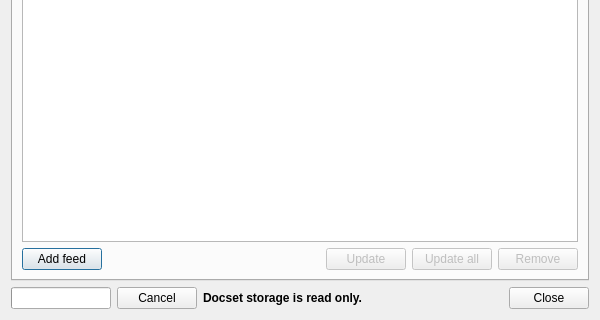
The window that src/libs/ui/docsetsdialog.ui (zealdocs/zeal) describes before a commit, drawn with Qt 5; both pictures show x 0 to 600 and y 180 to 500 of the 600 by 500 pixel window.
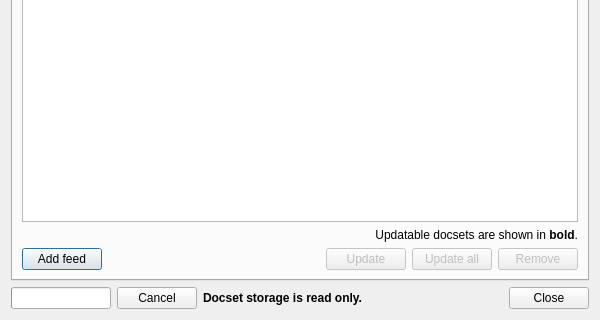
The same window after the commit.

Commit message:
Change representation of updatable docsets
show updateable docsets in bold instead of showing text for indicating updatability.

The edit to the form file:
```diff
--- a/src/libs/ui/docsetsdialog.ui
+++ b/src/libs/ui/docsetsdialog.ui
@@ -43,6 +43,31 @@
          </property>
         </widget>
        </item>
+       <item>
+        <widget class="QLabel" name="label_2">
+         <property name="layoutDirection">
+          <enum>Qt::LeftToRight</enum>
+         </property>
+         <property name="autoFillBackground">
+          <bool>false</bool>
+         </property>
+         <property name="frameShape">
+          <enum>QFrame::NoFrame</enum>
+         </property>
+         <property name="frameShadow">
+          <enum>QFrame::Plain</enum>
+         </property>
+         <property name="text">
+          <string>&lt;html&gt;&lt;head/&gt;&lt;body&gt;&lt;p&gt;Updatable docsets are shown in &lt;span style=&quot; font-weight:600;&quot;&gt;bold&lt;/span&gt;.&lt;/p&gt;&lt;/body&gt;&lt;/html&gt;</string>
+         </property>
+         <property name="scaledContents">
+          <bool>false</bool>
+         </property>
+         <property name="alignment">
+          <set>Qt::AlignRight|Qt::AlignTrailing|Qt::AlignVCenter</set>
+         </property>
+        </widget>
+       </item>
        <item>
         <layout class="QHBoxLayout" name="docsetsActions">
          <item>
```
The commit also changes 1 other file.
